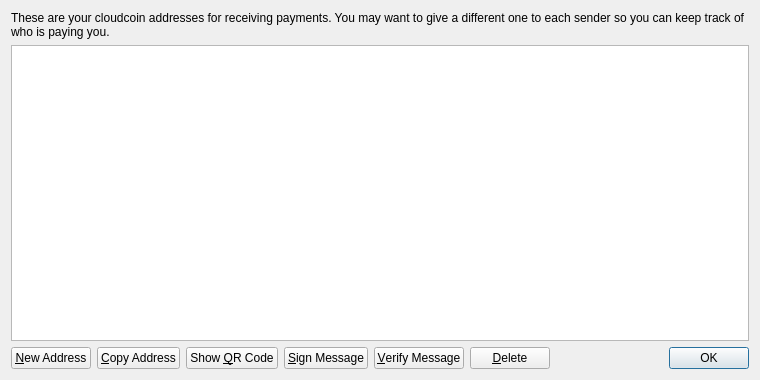
Before: the Qt Designer form src/qt/forms/addressbookpage.ui in yungcloud/cloudcoin, drawn with Qt 5.
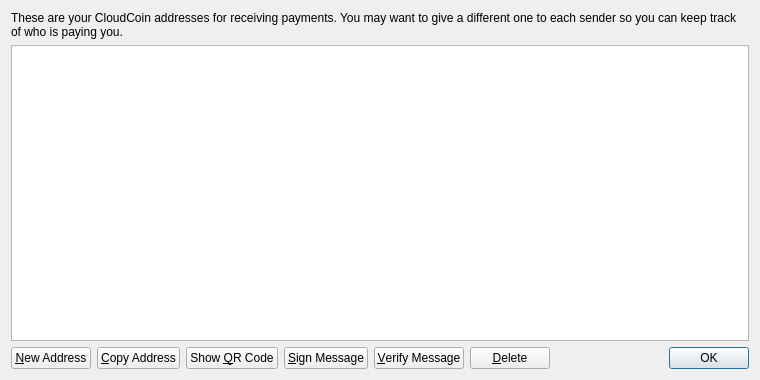
After: the same form once the commit is applied. Icons and pictures are not drawn.

```diff
--- a/src/qt/forms/addressbookpage.ui
+++ b/src/qt/forms/addressbookpage.ui
@@ -17,7 +17,7 @@
    <item>
     <widget class="QLabel" name="labelExplanation">
      <property name="text">
-      <string>These are your cloudcoin addresses for receiving payments. You may want to give a different one to each sender so you can keep track of who is paying you.</string>
+      <string>These are your CloudCoin addresses for receiving payments. You may want to give a different one to each sender so you can keep track of who is paying you.</string>
      </property>
      <property name="textFormat">
       <enum>Qt::PlainText</enum>
```
